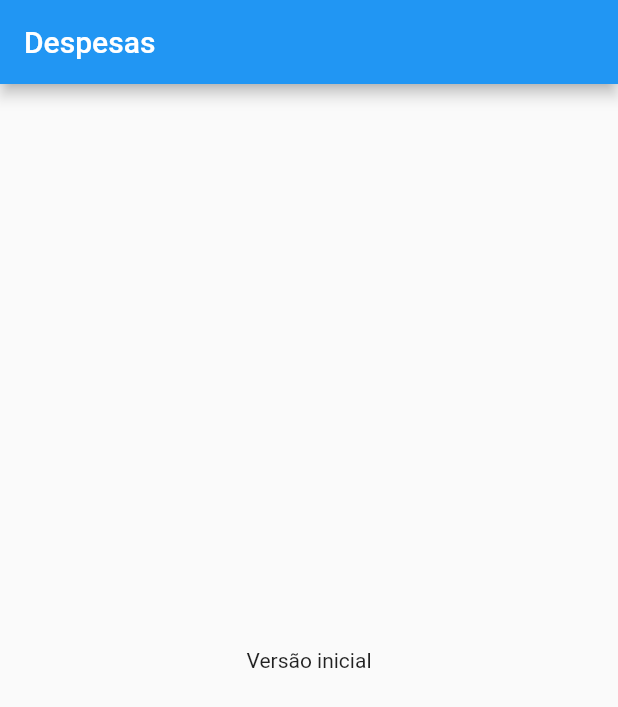
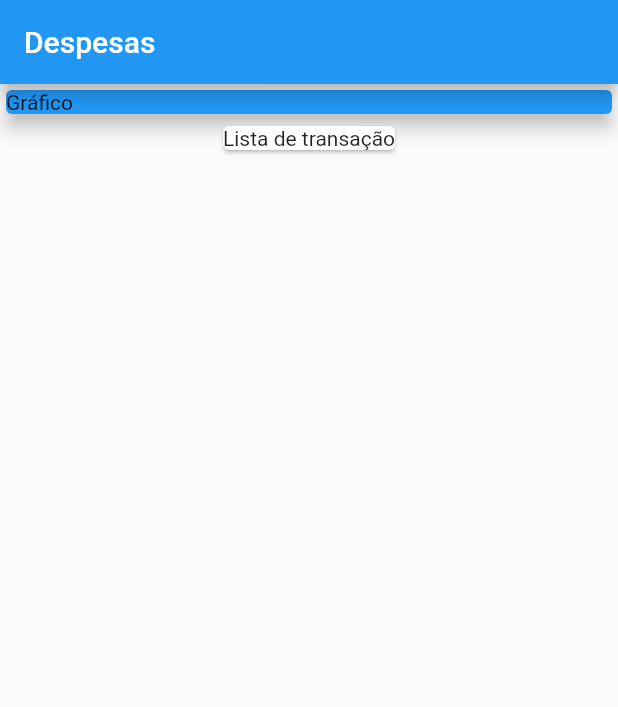
Before and after one commit to juniorlatalisa/cod3r_flutter, a Flutter app: the screen it shows after launch, on a phone screen of 412 x 824 dp. Shown: the top 707 px of the screen. Run offline on Flutter 3.47's test engine with Material 2 defaults, Android fonts, the phone set to English and light mode, and no system bars.

Commit message:
Construindo App Real - Despesas Pessoais: Combinando Widgets

```diff
--- a/expenses/lib/main.dart
+++ b/expenses/lib/main.dart
@@ -18,8 +18,20 @@ class MyHomePage extends StatelessWidget {
       appBar: AppBar(
         title: Text('Despesas'),
       ),
-      body: Center(
-        child: Text('Versão inicial'),
+      body: Column(
+        children: <Widget>[
+          Container(
+            width: double.infinity,
+            child: Card(
+              color: Colors.blue,
+              child: Text('Gráfico'),
+              elevation: 5,
+            ),
+          ),
+          Card(
+            child: Text('Lista de transação'),
+          ),
+        ],
       ),
     );
   }
```
